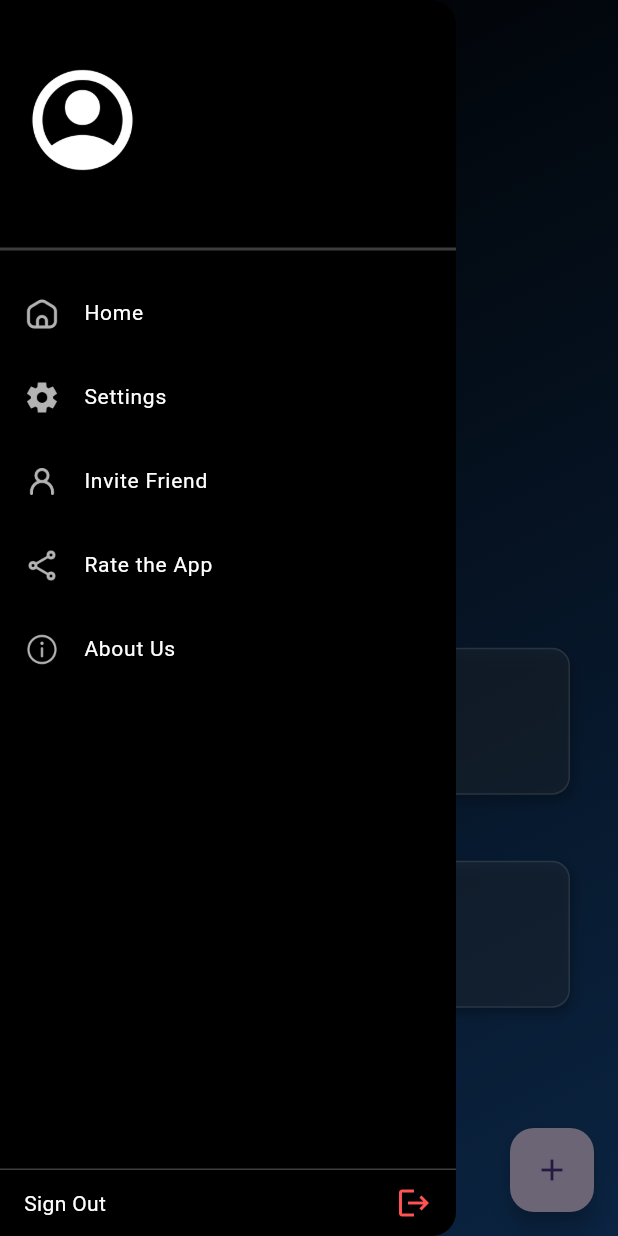
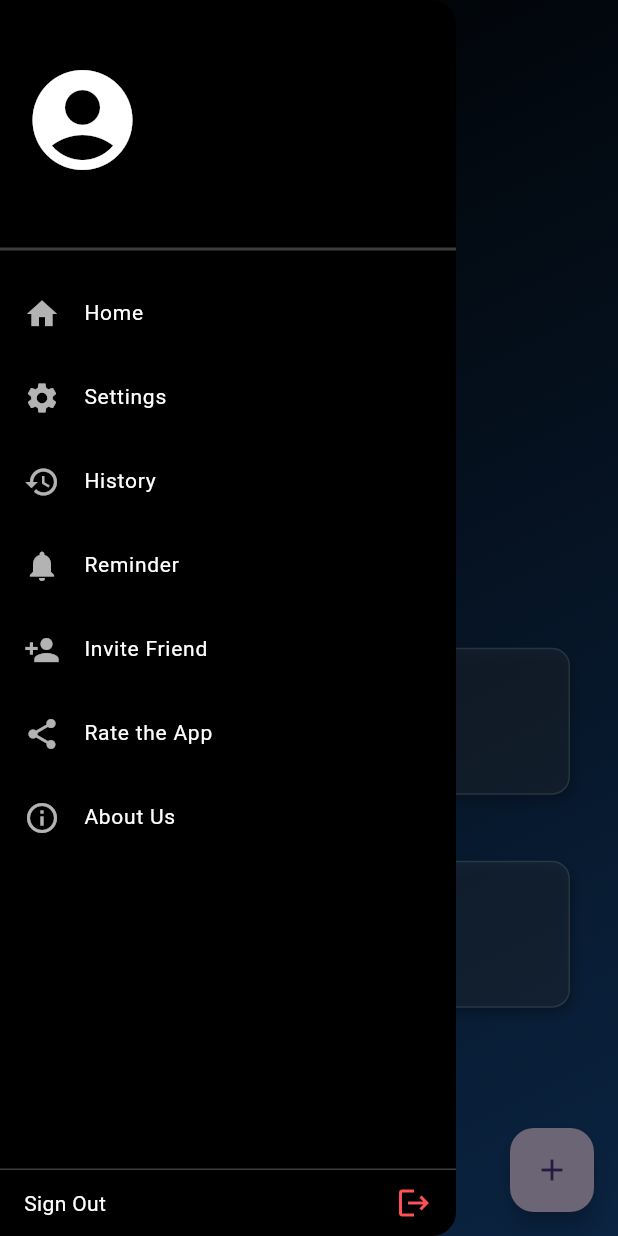
Before and after one commit to Jayflux/habit-tracker, a Flutter app: the HomePage screen opened directly with empty values, with the side drawer open, on a phone screen of 412 x 824 dp. Run offline on Flutter 3.47's test engine with Material 3 defaults, Android fonts, the phone set to English and light mode, and no system bars; drawn by our look-alikes of flutter_heatmap_calendar, flutter_slidable; our stand-ins replace fluttertoast, hive_flutter; missing offline and left inert: mysql1; accounts and stored records are empty.

Commit message:
menambahkan fitur history

```diff
--- a/lib/components/custom_drawer.dart
+++ b/lib/components/custom_drawer.dart
@@ -2,11 +2,14 @@ import 'package:flutter/material.dart';
 import 'package:habit_tracker/data/habit_databases.dart';
 import 'package:habit_tracker/pages/login_page.dart';
 import 'package:habit_tracker/pages/about_page.dart';
+import 'package:habit_tracker/pages/history_page.dart';
+// import 'package:habit_tracker/pages/reminder_page.dart';
 
 class CustomDrawer extends StatefulWidget {
   final String username;
+  final int userId; // Tambahkan userId untuk navigasi ke history/reminder
 
-  const CustomDrawer({super.key, required this.username});
+  const CustomDrawer({super.key, required this.username, required this.userId});
 
   @override
   State<CustomDrawer> createState() => _CustomDrawerState();
@@ -25,21 +28,20 @@ class _CustomDrawerState extends State<CustomDrawer> {
           const SizedBox(height: 40),
 
           // Avatar
-          Container(
-            margin: const EdgeInsets.only(left: 15.0),
-            child: Image.asset(
-              'assets/account_circle.png',
-              width: 80,
-              height: 80,
-              color: Colors.white, // Biar konsisten dengan tema gelap
+          const Padding(
+            padding: EdgeInsets.only(left: 15.0),
+            child: Icon(
+              Icons.account_circle,
+              size: 80,
+              color: Colors.white,
             ),
           ),
 
           const SizedBox(height: 8),
 
           // Username
-          Container(
-            margin: const EdgeInsets.only(left: 15.0),
+          Padding(
+            padding: const EdgeInsets.only(left: 15.0),
             child: Text(
               widget.username,
               style: const TextStyle(
@@ -57,21 +59,39 @@ class _CustomDrawerState extends State<CustomDrawer> {
           ),
 
           // Menu Items
-          drawerItem(iconAsset: 'assets/home.png', label: 'Home', onTap: () {}),
           drawerItem(
-              iconAsset: 'assets/settings.png',
-              label: 'Settings',
-              onTap: () {}),
+              iconData: Icons.home,
+              label: 'Home',
+              onTap: () {
+                Navigator.pop(context); // kembalikan ke Home
+              }),
+          drawerItem(iconData: Icons.settings, label: 'Settings', onTap: () {}),
           drawerItem(
-              iconAsset: 'assets/user.png',
-              label: 'Invite Friend',
-              onTap: () {}),
+            iconData: Icons.history,
+            label: 'History',
+            onTap: () {
+              Navigator.pop(context); // tutup drawer dulu
+              Navigator.push(
+                context,
+                MaterialPageRoute(
+                  builder: (context) => HistoryPage(userId: widget.userId),
+                ),
+              );
+            },
+          ),
           drawerItem(
-              iconAsset: 'assets/share.png',
-              label: 'Rate the App',
-              onTap: () {}),
+            iconData: Icons.notifications,
+            label: 'Reminder',
+            onTap: () {
+              // Navigator.push(context, MaterialPageRoute(builder: (context) => ReminderPage(userId: widget.userId)));
+            },
+          ),
           drawerItem(
-            iconAsset: 'assets/about.png',
+              iconData: Icons.person_add, label: 'Invite Friend', onTap: () {}),
+          drawerItem(
+              iconData: Icons.share, label: 'Rate the App', onTap: () {}),
+          drawerItem(
+            iconData: Icons.info_outline,
             label: 'About Us',
             onTap: () {
               Navigator.pop(context);
@@ -95,7 +115,7 @@ class _CustomDrawerState extends State<CustomDrawer> {
                 db.todaysHabitList.clear();
                 db.heatMapDataSet.clear();
 
-                setState(() {});
+                setState(() {}); // opsional, hanya jika perlu refresh
 
                 Navigator.pushReplacement(
                   context,
@@ -105,10 +125,7 @@ class _CustomDrawerState extends State<CustomDrawer> {
               child: Row(
                 mainAxisAlignment: MainAxisAlignment.spaceBetween,
                 children: const [
-                  Text(
-                    'Sign Out',
-                    style: TextStyle(color: Colors.white),
-                  ),
+                  Text('Sign Out', style: TextStyle(color: Colors.white)),
                   SizedBox(width: 10),
                   Icon(Icons.logout, color: Colors.redAccent),
                 ],
@@ -121,23 +138,15 @@ class _CustomDrawerState extends State<CustomDrawer> {
   }
 
   Widget drawerItem({
-    required String iconAsset,
+    required IconData iconData,
     required String label,
     required VoidCallback onTap,
   }) {
     return ListTile(
-      leading: Image.asset(
-        iconAsset,
-        width: 24,
-        height: 24,
-        color: Colors.white70, // agar kontras
-      ),
+      leading: Icon(iconData, color: Colors.white70),
       title: Text(
         label,
-        style: const TextStyle(
-          fontSize: 14,
-          color: Colors.white,
-        ),
+        style: const TextStyle(fontSize: 14, color: Colors.white),
       ),
       onTap: onTap,
     );
--- a/lib/pages/home_page.dart
+++ b/lib/pages/home_page.dart
@@ -6,7 +6,6 @@ import "package:habit_tracker/components/my_fab.dart";
 import "package:habit_tracker/components/my_alert_box.dart";
 import "package:habit_tracker/data/habit_databases.dart";
 import 'package:habit_tracker/datetime/date_time.dart';
-import 'package:habit_tracker/pages/about_page.dart';
 
 class HomePage extends StatefulWidget {
   final int userId;
@@ -113,7 +112,10 @@ class _HomePageState extends State<HomePage> {
   Widget build(BuildContext context) {
     return Scaffold(
       key: _scaffoldKey,
-      drawer: CustomDrawer(username: widget.username),
+      drawer: CustomDrawer(
+        username: widget.username,
+        userId: widget.userId,
+      ),
       floatingActionButton: MyFloatingActionButton(onPressed: createNewHabit),
       body: Container(
         decoration: const BoxDecoration(
```
Also changed, not shown: lib/data/habit_databases.dart (+28 -9 lines), lib/pages/history_page.dart (added, +113 -0 lines).
